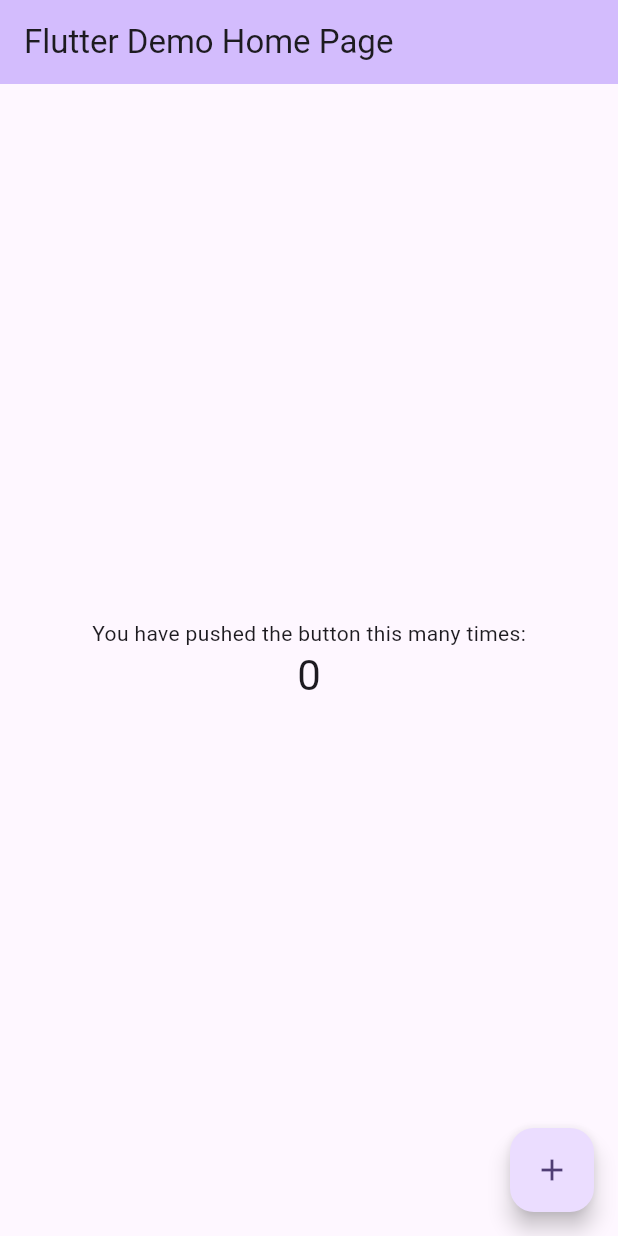
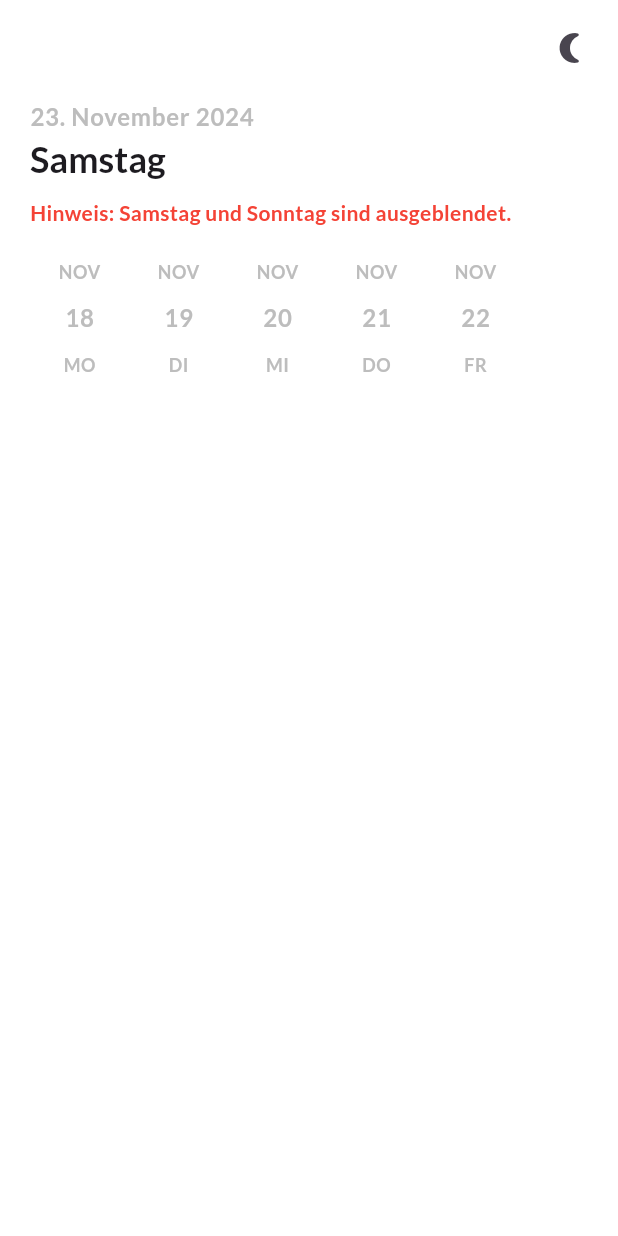
Before and after one commit to mbreede08/bruno_loading, a Flutter app: the screen it shows after launch, on a phone screen of 412 x 824 dp. Run offline on Flutter 3.47's test engine with Material 3 defaults, Android fonts, the phone set to English and light mode, and no system bars; drawn by our look-alikes of date_picker_timeline; our stand-ins replace google_fonts.

Commit message:
(HomePage) Elements added.

```diff
--- a/lib/main.dart
+++ b/lib/main.dart
@@ -1,3 +1,4 @@
+import 'package:bruno_loading/ui/home_page.dart';
 import 'package:flutter/material.dart';
 
 void main() {
@@ -7,119 +8,11 @@ void main() {
 class MyApp extends StatelessWidget {
   const MyApp({super.key});
 
-  // This widget is the root of your application.
   @override
   Widget build(BuildContext context) {
     return MaterialApp(
-      title: 'Flutter Demo',
-      theme: ThemeData(
-        // This is the theme of your application.
-        //
-        // TRY THIS: Try running your application with "flutter run". You'll see
-        // the application has a purple toolbar. Then, without quitting the app,
-        // try changing the seedColor in the colorScheme below to Colors.green
-        // and then invoke "hot reload" (save your changes or press the "hot
-        // reload" button in a Flutter-supported IDE, or press "r" if you used
-        // the command line to start the app).
-        //
-        // Notice that the counter didn't reset back to zero; the application
-        // state is not lost during the reload. To reset the state, use hot
-        // restart instead.
-        //
-        // This works for code too, not just values: Most code changes can be
-        // tested with just a hot reload.
-        colorScheme: ColorScheme.fromSeed(seedColor: Colors.deepPurple),
-        useMaterial3: true,
-      ),
-      home: const MyHomePage(title: 'Flutter Demo Home Page'),
+      debugShowCheckedModeBanner: false,
+      home: HomePage(),
     );
   }
 }
-
-class MyHomePage extends StatefulWidget {
-  const MyHomePage({super.key, required this.title});
-
-  // This widget is the home page of your application. It is stateful, meaning
-  // that it has a State object (defined below) that contains fields that affect
-  // how it looks.
-
-  // This class is the configuration for the state. It holds the values (in this
-  // case the title) provided by the parent (in this case the App widget) and
-  // used by the build method of the State. Fields in a Widget subclass are
-  // always marked "final".
-
-  final String title;
-
-  @override
-  State<MyHomePage> createState() => _MyHomePageState();
-}
-
-class _MyHomePageState extends State<MyHomePage> {
-  int _counter = 0;
-
-  void _incrementCounter() {
-    setState(() {
-      // This call to setState tells the Flutter framework that something has
-      // changed in this State, which causes it to rerun the build method below
-      // so that the display can reflect the updated values. If we changed
-      // _counter without calling setState(), then the build method would not be
-      // called again, and so nothing would appear to happen.
-      _counter++;
-    });
-  }
-
-  @override
-  Widget build(BuildContext context) {
-    // This method is rerun every time setState is called, for instance as done
-    // by the _incrementCounter method above.
-    //
-    // The Flutter framework has been optimized to make rerunning build methods
-    // fast, so that you can just rebuild anything that needs updating rather
-    // than having to individually change instances of widgets.
-    return Scaffold(
-      appBar: AppBar(
-        // TRY THIS: Try changing the color here to a specific color (to
-        // Colors.amber, perhaps?) and trigger a hot reload to see the AppBar
-        // change color while the other colors stay the same.
-        backgroundColor: Theme.of(context).colorScheme.inversePrimary,
-        // Here we take the value from the MyHomePage object that was created by
-        // the App.build method, and use it to set our appbar title.
-        title: Text(widget.title),
-      ),
-      body: Center(
-        // Center is a layout widget. It takes a single child and positions it
-        // in the middle of the parent.
-        child: Column(
-          // Column is also a layout widget. It takes a list of children and
-          // arranges them vertically. By default, it sizes itself to fit its
-          // children horizontally, and tries to be as tall as its parent.
-          //
-          // Column has various properties to control how it sizes itself and
-          // how it positions its children. Here we use mainAxisAlignment to
-          // center the children vertically; the main axis here is the vertical
-          // axis because Columns are vertical (the cross axis would be
-          // horizontal).
-          //
-          // TRY THIS: Invoke "debug painting" (choose the "Toggle Debug Paint"
-          // action in the IDE, or press "p" in the console), to see the
-          // wireframe for each widget.
-          mainAxisAlignment: MainAxisAlignment.center,
-          children: <Widget>[
-            const Text(
-              'You have pushed the button this many times:',
-            ),
-            Text(
-              '$_counter',
-              style: Theme.of(context).textTheme.headlineMedium,
-            ),
-          ],
-        ),
-      ),
-      floatingActionButton: FloatingActionButton(
-        onPressed: _incrementCounter,
-        tooltip: 'Increment',
-        child: const Icon(Icons.add),
-      ), // This trailing comma makes auto-formatting nicer for build methods.
-    );
-  }
-}
--- /dev/null
+++ b/lib/ui/home_page.dart
@@ -0,0 +1,110 @@
+import 'package:date_picker_timeline/date_picker_timeline.dart';
+import 'package:flutter/material.dart';
+import 'package:intl/intl.dart';
+import 'package:intl/date_symbol_data_local.dart';
+import 'package:google_fonts/google_fonts.dart';
+
+class HomePage extends StatefulWidget {
+  const HomePage({super.key});
+
+  @override
+  State<HomePage> createState() => _HomePageState();
+}
+
+class _HomePageState extends State<HomePage> {
+  late DateTime _mondayOfWeek;
+  late bool _isWeekend;
+
+  @override
+  void initState() {
+    super.initState();
+    final now = DateTime.now();
+    _mondayOfWeek = DateTime(now.year, now.month, now.day - (now.weekday - 1));
+    _isWeekend = now.weekday == DateTime.saturday || now.weekday == DateTime.sunday;
+  }
+
+  @override
+  Widget build(BuildContext context) {
+    initializeDateFormatting('de', null);
+
+    return SafeArea(
+      child: Scaffold(
+        appBar: AppBar(
+          backgroundColor: Colors.white,
+          actions: [
+            Padding(
+              padding: EdgeInsets.all(20),
+              child: Icon(
+                Icons.nightlight_round,
+              ),
+            ),
+          ],
+        ),
+        backgroundColor: Colors.white, // todo: REMOVE THE BACKGROUNDCOLOR AND ADD WHITE/DARKMODE
+        body: Padding(
+          padding: EdgeInsets.only(left: 20, top: 10),
+          child: Column(
+            crossAxisAlignment: CrossAxisAlignment.start,
+            children: [
+              Text(
+                DateFormat.yMMMMd('de').format(DateTime.now()),
+                style: GoogleFonts.lato(
+                  textStyle: Theme.of(context).textTheme.bodyLarge,
+                  fontWeight: FontWeight.bold,
+                  color: Colors.grey.shade400,
+                ),
+              ),
+              Text(
+                DateFormat.EEEE('de').format(DateTime.now()),
+                style: GoogleFonts.lato(
+                    textStyle: Theme.of(context).textTheme.headlineSmall,
+                    fontWeight: FontWeight.bold
+                ),
+              ),
+              if (_isWeekend)
+                Padding(
+                  padding: EdgeInsets.only(top: 10),
+                  child: Text(
+                    "Hinweis: Samstag und Sonntag sind ausgeblendet.",
+                    style: GoogleFonts.lato(
+                      textStyle: Theme.of(context).textTheme.bodyMedium,
+                      color: Colors.red,
+                      fontWeight: FontWeight.bold,
+                    ),
+                  ),
+                ),
+              Padding(
+                padding: EdgeInsets.only(top: 10),
+                child: DatePicker(
+                  _mondayOfWeek,
+                  width: 60,
+                  height: 100,
+                  initialSelectedDate: DateTime.now(),
+                  selectionColor: Colors.blue,
+                  selectedTextColor: Colors.white,
+                  dateTextStyle: GoogleFonts.lato(
+                    textStyle: Theme.of(context).textTheme.bodyLarge,
+                    color: Colors.grey.shade400,
+                    fontWeight: FontWeight.bold,
+                  ),
+                  dayTextStyle: GoogleFonts.lato(
+                    textStyle: Theme.of(context).textTheme.bodySmall,
+                    color: Colors.grey.shade400,
+                    fontWeight: FontWeight.bold,
+                  ),
+                  monthTextStyle: GoogleFonts.lato(
+                    textStyle: Theme.of(context).textTheme.bodySmall,
+                    color: Colors.grey.shade400,
+                    fontWeight: FontWeight.bold,
+                  ),
+                  locale: 'de',
+                  daysCount: 5,
+                ),
+              ),
+            ],
+          ),
+        ),
+      ),
+    );
+  }
+}
--- a/pubspec.yaml
+++ b/pubspec.yaml
@@ -31,10 +31,12 @@ dependencies:
   flutter:
     sdk: flutter
 
-
   # The following adds the Cupertino Icons font to your application.
   # Use with the CupertinoIcons class for iOS style icons.
   cupertino_icons: ^1.0.8
+  intl:
+  google_fonts:
+  date_picker_timeline:
 
 dev_dependencies:
   flutter_test:
```
Also changed, not shown: pubspec.lock.
